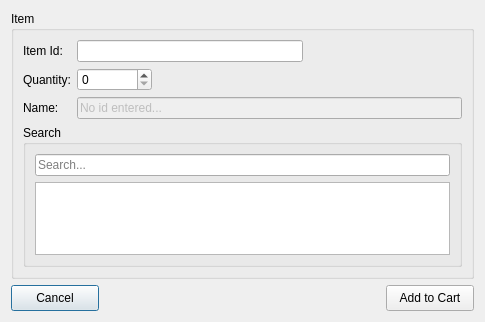
Qt form src/add_new_sell.ui (krivahtoo/stockmanager) before a commit.
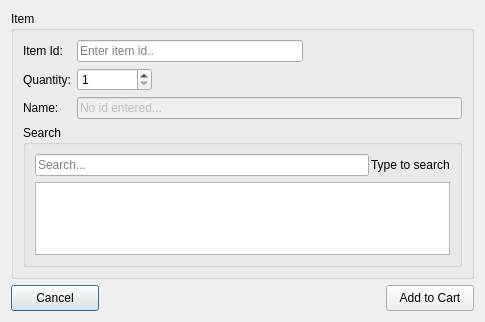
The same form after that commit. Icons and pictures are not drawn.

```diff
--- a/src/add_new_sell.ui
+++ b/src/add_new_sell.ui
@@ -41,6 +41,9 @@
           <height>16777215</height>
          </size>
         </property>
+        <property name="placeholderText">
+         <string>Enter item id..</string>
+        </property>
        </widget>
       </item>
       <item row="1" column="0">
@@ -58,6 +61,12 @@
           <height>16777215</height>
          </size>
         </property>
+        <property name="minimum">
+         <number>1</number>
+        </property>
+        <property name="maximum">
+         <number>99999</number>
+        </property>
        </widget>
       </item>
       <item row="2" column="0">
@@ -84,11 +93,28 @@
         </property>
         <layout class="QVBoxLayout" name="verticalLayout">
          <item>
+          <layout class="QHBoxLayout" name="horizontalLayout_2">
+           <property name="spacing">
+            <number>2</number>
+           </property>
+           <property name="bottomMargin">
+            <number>0</number>
+           </property>
+           <item>
           <widget class="QLineEdit" name="txtSearch">
            <property name="placeholderText">
             <string>Search...</string>
            </property>
           </widget>
+           </item>
+           <item>
+            <widget class="QLabel" name="lblItems">
+             <property name="text">
+              <string>Type to search</string>
+             </property>
+            </widget>
+           </item>
+          </layout>
          </item>
          <item>
           <widget class="QListWidget" name="lstSearch"/>
```
Lines whose indentation alone changed are shown as unchanged.
